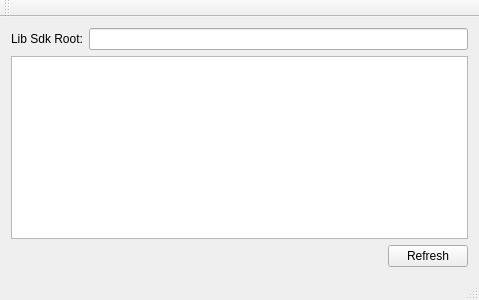
Old version of the form demo/SdkListTool/mainwindow.ui in the repository AbelTian/multi-link.
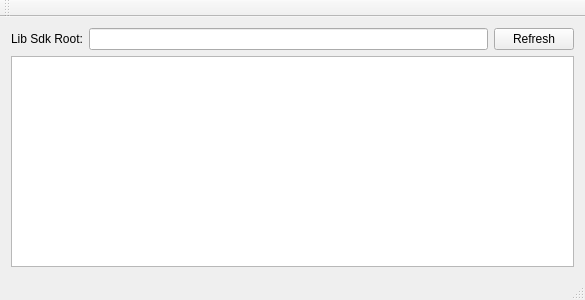
New version of the form.

Diff of the .ui file:
```diff
--- a/demo/SdkListTool/mainwindow.ui
+++ b/demo/SdkListTool/mainwindow.ui
@@ -6,7 +6,7 @@
    <rect>
     <x>0</x>
     <y>0</y>
-    <width>479</width>
+    <width>585</width>
     <height>300</height>
    </rect>
   </property>
@@ -15,8 +15,12 @@
   </property>
   <widget class="QWidget" name="centralWidget">
    <layout class="QGridLayout" name="gridLayout">
-    <item row="2" column="0" colspan="3">
-     <widget class="QTableWidget" name="tableWidget"/>
+    <item row="0" column="1">
+     <widget class="QLineEdit" name="lineEdit">
+      <property name="text">
+       <string/>
+      </property>
+     </widget>
     </item>
     <item row="0" column="0">
      <widget class="QLabel" name="label">
@@ -25,32 +29,15 @@
       </property>
      </widget>
     </item>
-    <item row="3" column="2">
+    <item row="0" column="2">
      <widget class="QPushButton" name="pushButton">
       <property name="text">
        <string>Refresh</string>
       </property>
      </widget>
     </item>
-    <item row="3" column="1">
-     <spacer name="horizontalSpacer">
-      <property name="orientation">
-       <enum>Qt::Horizontal</enum>
-      </property>
-      <property name="sizeHint" stdset="0">
-       <size>
-        <width>40</width>
-        <height>20</height>
-       </size>
-      </property>
-     </spacer>
-    </item>
-    <item row="0" column="1" colspan="2">
-     <widget class="QLineEdit" name="lineEdit">
-      <property name="text">
-       <string/>
-      </property>
-     </widget>
+    <item row="2" column="0" colspan="3">
+     <widget class="QTableWidget" name="tableWidget"/>
     </item>
    </layout>
   </widget>
```
Left out of the diff: 2 changed lines with no effect on the pictures.
